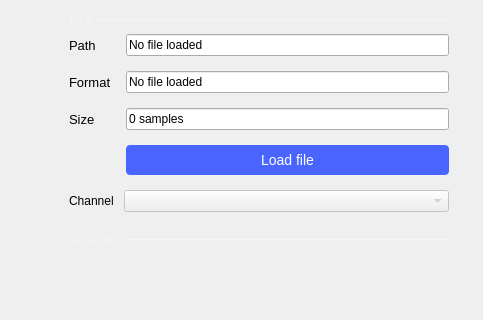
Old version of the form ui/signal_generator.ui in the repository analogdevicesinc/scopy; both pictures show x 705 to 1188 and y 146 to 466 of the 1188 by 765 pixel window.
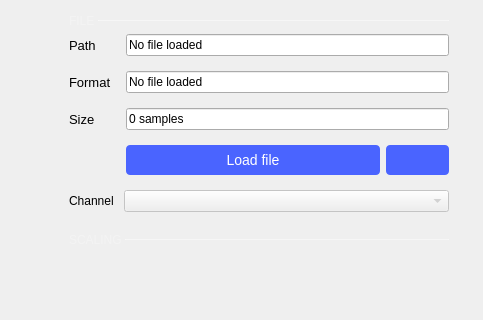
New version of the form. Icons and pictures are not drawn. Custom widgets are drawn as their Qt base class.

Commit message: SignalGenerator: added signal generator buffer refresh button

```diff
--- a/ui/signal_generator.ui
+++ b/ui/signal_generator.ui
@@ -758,7 +758,116 @@
                          </property>
                         </widget>
                        </item>
-                       <item row="4" column="0" colspan="2">
+                       <item row="3" column="1">
+                        <widget class="QWidget" name="load_file_btn_widget" native="true">
+                         <layout class="QHBoxLayout" name="horizontalLayout_12">
+                          <property name="leftMargin">
+                           <number>0</number>
+                          </property>
+                          <property name="topMargin">
+                           <number>0</number>
+                          </property>
+                          <property name="rightMargin">
+                           <number>0</number>
+                          </property>
+                          <property name="bottomMargin">
+                           <number>0</number>
+                          </property>
+                          <item>
+                           <widget class="QPushButton" name="load_file">
+                            <property name="sizePolicy">
+                             <sizepolicy hsizetype="Minimum" vsizetype="Maximum">
+                              <horstretch>8</horstretch>
+                              <verstretch>0</verstretch>
+                             </sizepolicy>
+                            </property>
+                            <property name="minimumSize">
+                             <size>
+                              <width>0</width>
+                              <height>0</height>
+                             </size>
+                            </property>
+                            <property name="maximumSize">
+                             <size>
+                              <width>16777215</width>
+                              <height>16777215</height>
+                             </size>
+                            </property>
+                            <property name="styleSheet">
+                             <string notr="true">QPushButton{
+
+/*height: 128px;
+width: 128px;
+background-image: url(:/icons/floppy.svg);*/
+background-position: center center;
+background-repeat: no-repeat;
+background-color: #4a64ff;
+  height: 30px;
+  border-radius: 4px;
+  
+  font-size: 14px;
+  font-weight: normal;
+  font-style: normal;
+  text-align: center;
+  color: #ffffff;
+}
+
+
+QPushButton:hover
+{
+	 background-color: #4a34ff;
+}
+</string>
+                            </property>
+                            <property name="text">
+                             <string>Load file</string>
+                            </property>
+                           </widget>
+                          </item>
+                          <item>
+                           <widget class="QPushButton" name="refreshBtn">
+                            <property name="sizePolicy">
+                             <sizepolicy hsizetype="Minimum" vsizetype="Fixed">
+                              <horstretch>2</horstretch>
+                              <verstretch>0</verstretch>
+                             </sizepolicy>
+                            </property>
+                            <property name="styleSheet">
+                             <string notr="true">QPushButton{
+
+/*height: 128px;
+width: 128px;*/
+image: url(:/icons/refresh.svg);
+
+background-position: center center;
+background-repeat: no-repeat;
+background-color: #4a64ff;
+  height: 30px;
+  border-radius: 4px;
+  
+  font-size: 14px;
+  font-weight: normal;
+  font-style: normal;
+  text-align: center;
+  color: #ffffff;
+}
+
+
+QPushButton:hover
+{
+	 background-color: #4a34ff;
+}
+</string>
+                            </property>
+                            <property name="text">
+                             <string/>
+                            </property>
+                           </widget>
+                          </item>
+                         </layout>
+                        </widget>
+                       </item>
+                       <item row="5" column="0" colspan="2">
                         <layout class="QHBoxLayout" name="horizontalLayout_4">
                          <property name="spacing">
                           <number>10</number>
@@ -794,57 +903,6 @@
                          </item>
                         </layout>
                        </item>
-                       <item row="3" column="1">
-                        <widget class="QPushButton" name="load_file">
-                         <property name="sizePolicy">
-                          <sizepolicy hsizetype="Minimum" vsizetype="Maximum">
-                           <horstretch>0</horstretch>
-                           <verstretch>0</verstretch>
-                          </sizepolicy>
-                         </property>
-                         <property name="minimumSize">
-                          <size>
-                           <width>0</width>
-                           <height>0</height>
-                          </size>
-                         </property>
-                         <property name="maximumSize">
-                          <size>
-                           <width>16777215</width>
-                           <height>16777215</height>
-                          </size>
-                         </property>
-                         <property name="styleSheet">
-                          <string notr="true">QPushButton{
-
-/*height: 128px;
-width: 128px;
-background-image: url(:/icons/floppy.svg);*/
-background-position: center center;
-background-repeat: no-repeat;
-background-color: #4a64ff;
-  height: 30px;
-  border-radius: 4px;
-  
-  font-size: 14px;
-  font-weight: normal;
-  font-style: normal;
-  text-align: center;
-  color: #ffffff;
-}
-
-
-QPushButton:hover
-{
-	 background-color: #4a34ff;
-}
-</string>
-                         </property>
-                         <property name="text">
-                          <string>Load file</string>
-                         </property>
-                        </widget>
-                       </item>
                       </layout>
                      </item>
                     </layout>
```
The commit also changes 4 other files.
